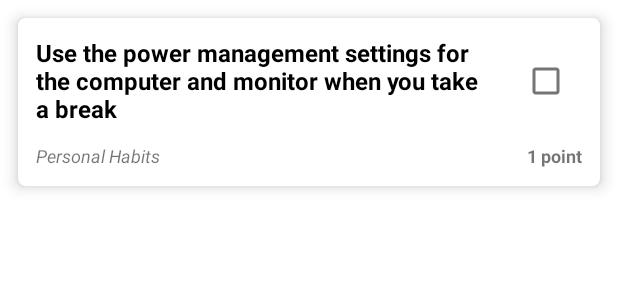
After one commit to gaurav-likeminds/Earthsaver, an Android app: the layout layout_directory_question.xml on its own in the app's theme, with its tools: preview values and no code run, on a phone screen of 412 x 824 dp. The commit adds this screen. Shown: the top 300 px of the screen. Run offline under Robolectric (Android 15) with nearby library versions, the phone set to English and light mode, and no system bars.

Commit message:
added question answer list

```diff
--- /dev/null
+++ b/app/src/main/res/layout/layout_directory_question.xml
@@ -0,0 +1,62 @@
+<?xml version="1.0" encoding="utf-8"?>
+<androidx.cardview.widget.CardView xmlns:android="http://schemas.android.com/apk/res/android"
+    android:layout_width="match_parent"
+    android:layout_height="wrap_content"
+    xmlns:app="http://schemas.android.com/apk/res-auto"
+    android:layout_margin="12dp"
+    app:cardElevation="6dp"
+    app:cardBackgroundColor="@color/white"
+    app:cardCornerRadius="5dp"
+    xmlns:tools="http://schemas.android.com/tools">
+
+    <androidx.constraintlayout.widget.ConstraintLayout
+        android:padding="12dp"
+        android:layout_width="match_parent"
+        android:layout_height="wrap_content">
+
+        <TextView
+            android:id="@+id/text_question"
+            android:layout_width="0dp"
+            android:layout_height="wrap_content"
+            android:textColor="@color/black"
+            android:textSize="16sp"
+            android:textStyle="bold"
+            android:layout_marginEnd="12dp"
+            app:layout_constraintEnd_toStartOf="@+id/check_box"
+            app:layout_constraintStart_toStartOf="parent"
+            app:layout_constraintTop_toTopOf="parent"
+            tools:text="Use the power management settings for the computer and monitor when you take a break" />
+
+        <TextView
+            android:id="@+id/text_category"
+            android:layout_width="wrap_content"
+            android:layout_height="wrap_content"
+            android:textSize="12sp"
+            android:textStyle="italic"
+            android:layout_marginTop="12dp"
+            app:layout_constraintStart_toStartOf="parent"
+            app:layout_constraintTop_toBottomOf="@+id/text_question"
+            tools:text="Personal Habits" />
+
+        <TextView
+            android:id="@+id/text_points"
+            android:layout_width="wrap_content"
+            android:layout_height="wrap_content"
+            android:textSize="12sp"
+            android:textStyle="bold"
+            android:layout_marginTop="12dp"
+            app:layout_constraintEnd_toEndOf="parent"
+            app:layout_constraintTop_toBottomOf="@+id/text_question"
+            tools:text="1 point" />
+
+        <com.google.android.material.checkbox.MaterialCheckBox
+            android:id="@+id/check_box"
+            android:layout_width="wrap_content"
+            android:layout_height="wrap_content"
+            app:layout_constraintBottom_toBottomOf="@+id/text_question"
+            app:layout_constraintEnd_toEndOf="parent"
+            app:layout_constraintTop_toTopOf="@+id/text_question" />
+
+    </androidx.constraintlayout.widget.ConstraintLayout>
+
+</androidx.cardview.widget.CardView>
```
Also changed, not shown: app/src/main/AndroidManifest.xml (+2 -5 lines), app/src/main/java/com/globalwarming/earthsaver/HomeActivity.java (+11 -0 lines), app/src/main/java/com/globalwarming/earthsaver/directories/DirectoryActivity.java (added, +65 -0 lines), app/src/main/java/com/globalwarming/earthsaver/directories/DirectoryQuestion.java (added, +44 -0 lines), app/src/main/java/com/globalwarming/earthsaver/directories/DirectoryQuestionAdapter.java (added, +60 -0 lines), app/src/main/res/layout/activity_directory.xml (added, +16 -0 lines), app/src/main/res/layout/activity_home.xml (+12 -0 lines).
